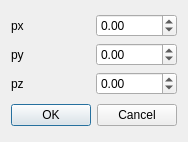
First picture: the form in design/density_input_dialog.ui, repository SweetRollxd/magnetic-survey, before the edit.
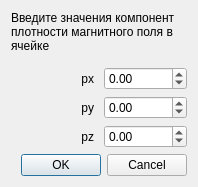
Second picture: the form after the edit.

Patch:
```diff
--- a/design/density_input_dialog.ui
+++ b/design/density_input_dialog.ui
@@ -6,8 +6,8 @@
    <rect>
     <x>0</x>
     <y>0</y>
-    <width>179</width>
-    <height>142</height>
+    <width>198</width>
+    <height>187</height>
    </rect>
   </property>
   <property name="windowTitle">
@@ -16,13 +16,38 @@
   <layout class="QVBoxLayout" name="verticalLayout_2">
    <item>
     <layout class="QVBoxLayout" name="verticalLayout">
+     <item>
+      <widget class="QLabel" name="label">
+       <property name="sizePolicy">
+        <sizepolicy hsizetype="Preferred" vsizetype="Expanding">
+         <horstretch>0</horstretch>
+         <verstretch>0</verstretch>
+        </sizepolicy>
+       </property>
+       <property name="text">
+        <string>Введите значения компонент плотности магнитного поля в ячейке</string>
+       </property>
+       <property name="alignment">
+        <set>Qt::AlignLeading|Qt::AlignLeft|Qt::AlignTop</set>
+       </property>
+       <property name="wordWrap">
+        <bool>true</bool>
+       </property>
+      </widget>
+     </item>
      <item>
       <layout class="QHBoxLayout" name="horizontalLayout">
+       <property name="spacing">
+        <number>10</number>
+       </property>
        <item>
         <widget class="QLabel" name="label_2">
          <property name="text">
           <string>px</string>
          </property>
+         <property name="alignment">
+          <set>Qt::AlignRight|Qt::AlignTrailing|Qt::AlignVCenter</set>
+         </property>
         </widget>
        </item>
        <item>
@@ -39,11 +64,17 @@
      </item>
      <item>
       <layout class="QHBoxLayout" name="horizontalLayout_2">
+       <property name="spacing">
+        <number>10</number>
+       </property>
        <item>
         <widget class="QLabel" name="label_3">
          <property name="text">
           <string>py</string>
          </property>
+         <property name="alignment">
+          <set>Qt::AlignRight|Qt::AlignTrailing|Qt::AlignVCenter</set>
+         </property>
         </widget>
        </item>
        <item>
@@ -60,11 +91,17 @@
      </item>
      <item>
       <layout class="QHBoxLayout" name="horizontalLayout_3">
+       <property name="spacing">
+        <number>10</number>
+       </property>
        <item>
         <widget class="QLabel" name="label_4">
          <property name="text">
           <string>pz</string>
          </property>
+         <property name="alignment">
+          <set>Qt::AlignRight|Qt::AlignTrailing|Qt::AlignVCenter</set>
+         </property>
         </widget>
        </item>
        <item>
```
Left out of the diff: 2 changed lines with no effect on the pictures.
